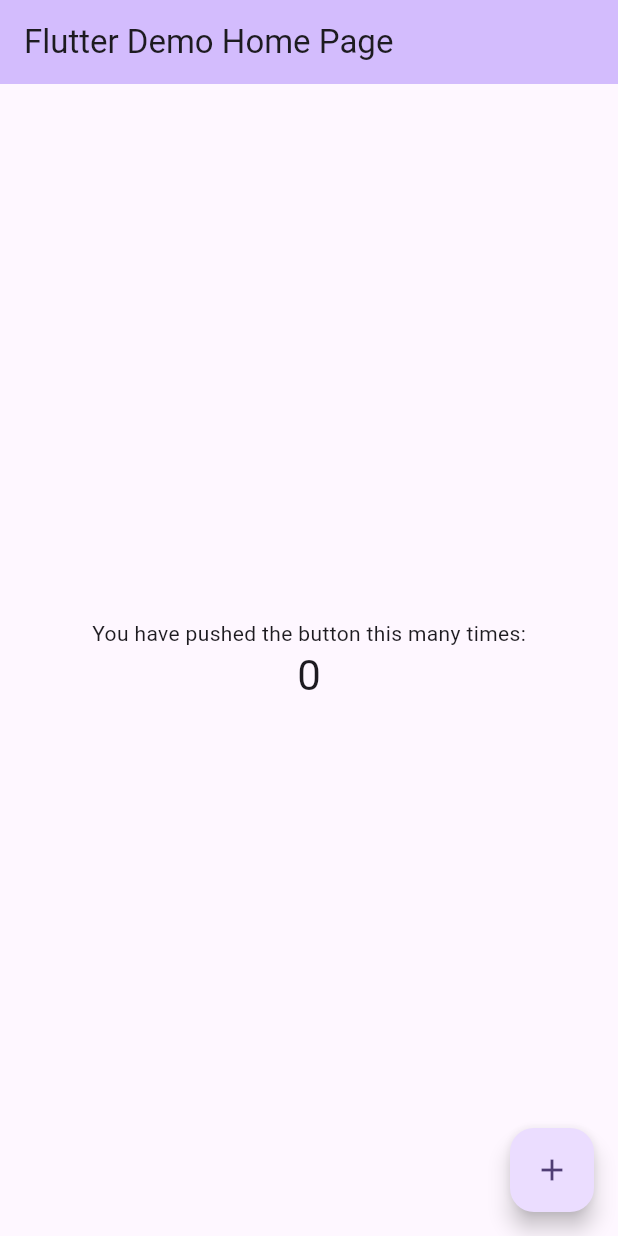
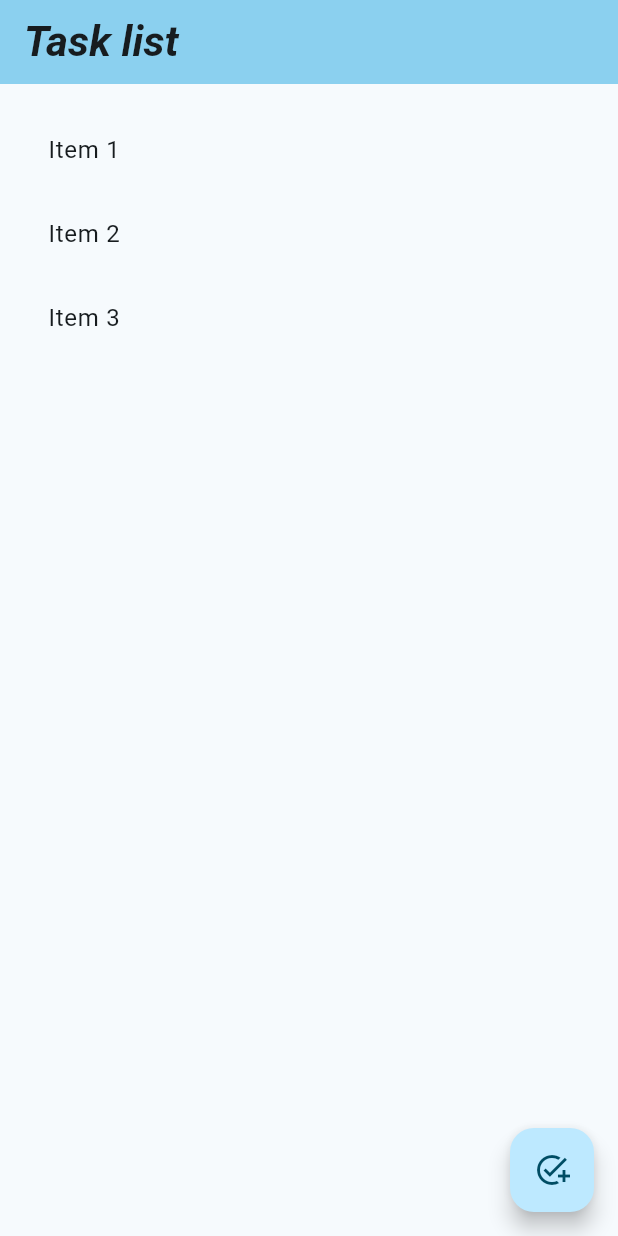
Before and after one commit to samirRibeiro77/to_do_list, a Flutter app: the screen it shows after launch, on a phone screen of 412 x 824 dp. Run offline on Flutter 3.47's test engine with Material 3 defaults, Android fonts, the phone set to English and light mode, and no system bars.

Commit message:
Interface do app
Incompleta

```diff
--- /dev/null
+++ b/lib/home.dart
@@ -0,0 +1,74 @@
+import 'package:flutter/material.dart';
+
+class Home extends StatefulWidget {
+  const Home({super.key, required this.appName});
+
+  final String appName;
+
+  @override
+  State<Home> createState() => _HomeState();
+}
+
+class _HomeState extends State<Home> {
+  var _list = ["Item 1", "Item 2", "Item 3"];
+
+  @override
+  Widget build(BuildContext context) {
+    return Scaffold(
+      appBar: AppBar(
+        title: Text(
+          widget.appName,
+          style: TextStyle(
+            fontStyle: FontStyle.italic,
+            fontWeight: FontWeight.bold,
+            fontSize: 28,
+          ),
+        ),
+        backgroundColor: Theme.of(context).colorScheme.inversePrimary,
+      ),
+      body: ListView.builder(
+        itemCount: _list.length,
+          padding: EdgeInsets.all(16),
+          itemBuilder: (context, index) {
+            return ListTile(
+              title: Text(_list[index]),
+            );
+          }
+      ),
+      floatingActionButton: FloatingActionButton(
+        onPressed: (){
+          showDialog(
+              context: context,
+              builder: (context){
+                return AlertDialog(
+                  title: Text("Adicionar tarefa"),
+                  content: TextField(
+                    decoration: InputDecoration(
+                      labelText: "Digite sua tarefa"
+                    ),
+                    onChanged: (text) {
+
+                    },
+                  ),
+                  actions: [
+                    TextButton(
+                        onPressed: () => Navigator.pop(context),
+                        child: Text("Cancelar")
+                    ),
+                    TextButton(
+                        onPressed: (){
+                          // TODO: Create function
+                          Navigator.pop(context);
+                        },
+                        child: Text("Salvar")
+                    ),
+                  ],
+                );
+              }
+          );
+        },
+        child: Icon(Icons.add_task),
+      ),
+    );
+  }
+}
--- a/lib/main.dart
+++ b/lib/main.dart
@@ -1,4 +1,5 @@
 import 'package:flutter/material.dart';
+import 'package:task_list/home.dart';
 
 void main() {
   runApp(const MyApp());
@@ -7,116 +8,16 @@ void main() {
 class MyApp extends StatelessWidget {
   const MyApp({super.key});
 
-  // This widget is the root of your application.
+  final _appName = "Task list";
+
   @override
   Widget build(BuildContext context) {
     return MaterialApp(
-      title: 'Flutter Demo',
+      title: _appName,
       theme: ThemeData(
-        // This is the theme of your application.
-        //
-        // TRY THIS: Try running your application with "flutter run". You'll see
-        // the application has a purple toolbar. Then, without quitting the app,
-        // try changing the seedColor in the colorScheme below to Colors.green
-        // and then invoke "hot reload" (save your changes or press the "hot
-        // reload" button in a Flutter-supported IDE, or press "r" if you used
-        // the command line to start the app).
-        //
-        // Notice that the counter didn't reset back to zero; the application
-        // state is not lost during the reload. To reset the state, use hot
-        // restart instead.
-        //
-        // This works for code too, not just values: Most code changes can be
-        // tested with just a hot reload.
-        colorScheme: ColorScheme.fromSeed(seedColor: Colors.deepPurple),
+        colorScheme: ColorScheme.fromSeed(seedColor: Colors.blueGrey),
       ),
-      home: const MyHomePage(title: 'Flutter Demo Home Page'),
+      home: Home(appName: _appName),
     );
   }
 }
-
-class MyHomePage extends StatefulWidget {
-  const MyHomePage({super.key, required this.title});
-
-  // This widget is the home page of your application. It is stateful, meaning
-  // that it has a State object (defined below) that contains fields that affect
-  // how it looks.
-
-  // This class is the configuration for the state. It holds the values (in this
-  // case the title) provided by the parent (in this case the App widget) and
-  // used by the build method of the State. Fields in a Widget subclass are
-  // always marked "final".
-
-  final String title;
-
-  @override
-  State<MyHomePage> createState() => _MyHomePageState();
-}
-
-class _MyHomePageState extends State<MyHomePage> {
-  int _counter = 0;
-
-  void _incrementCounter() {
-    setState(() {
-      // This call to setState tells the Flutter framework that something has
-      // changed in this State, which causes it to rerun the build method below
-      // so that the display can reflect the updated values. If we changed
-      // _counter without calling setState(), then the build method would not be
-      // called again, and so nothing would appear to happen.
-      _counter++;
-    });
-  }
-
-  @override
-  Widget build(BuildContext context) {
-    // This method is rerun every time setState is called, for instance as done
-    // by the _incrementCounter method above.
-    //
-    // The Flutter framework has been optimized to make rerunning build methods
-    // fast, so that you can just rebuild anything that needs updating rather
-    // than having to individually change instances of widgets.
-    return Scaffold(
-      appBar: AppBar(
-        // TRY THIS: Try changing the color here to a specific color (to
-        // Colors.amber, perhaps?) and trigger a hot reload to see the AppBar
-        // change color while the other colors stay the same.
-        backgroundColor: Theme.of(context).colorScheme.inversePrimary,
-        // Here we take the value from the MyHomePage object that was created by
-        // the App.build method, and use it to set our appbar title.
-        title: Text(widget.title),
-      ),
-      body: Center(
-        // Center is a layout widget. It takes a single child and positions it
-        // in the middle of the parent.
-        child: Column(
-          // Column is also a layout widget. It takes a list of children and
-          // arranges them vertically. By default, it sizes itself to fit its
-          // children horizontally, and tries to be as tall as its parent.
-          //
-          // Column has various properties to control how it sizes itself and
-          // how it positions its children. Here we use mainAxisAlignment to
-          // center the children vertically; the main axis here is the vertical
-          // axis because Columns are vertical (the cross axis would be
-          // horizontal).
-          //
-          // TRY THIS: Invoke "debug painting" (choose the "Toggle Debug Paint"
-          // action in the IDE, or press "p" in the console), to see the
-          // wireframe for each widget.
-          mainAxisAlignment: MainAxisAlignment.center,
-          children: <Widget>[
-            const Text('You have pushed the button this many times:'),
-            Text(
-              '$_counter',
-              style: Theme.of(context).textTheme.headlineMedium,
-            ),
-          ],
-        ),
-      ),
-      floatingActionButton: FloatingActionButton(
-        onPressed: _incrementCounter,
-        tooltip: 'Increment',
-        child: const Icon(Icons.add),
-      ), // This trailing comma makes auto-formatting nicer for build methods.
-    );
-  }
-}
--- a/pubspec.yaml
+++ b/pubspec.yaml
@@ -34,6 +34,7 @@ dependencies:
   # The following adds the Cupertino Icons font to your application.
   # Use with the CupertinoIcons class for iOS style icons.
   cupertino_icons: ^1.0.8
+  shared_preferences: ^2.5.3
 
 dev_dependencies:
   flutter_test:
```
Also changed, not shown: pubspec.lock, 1 other file.
